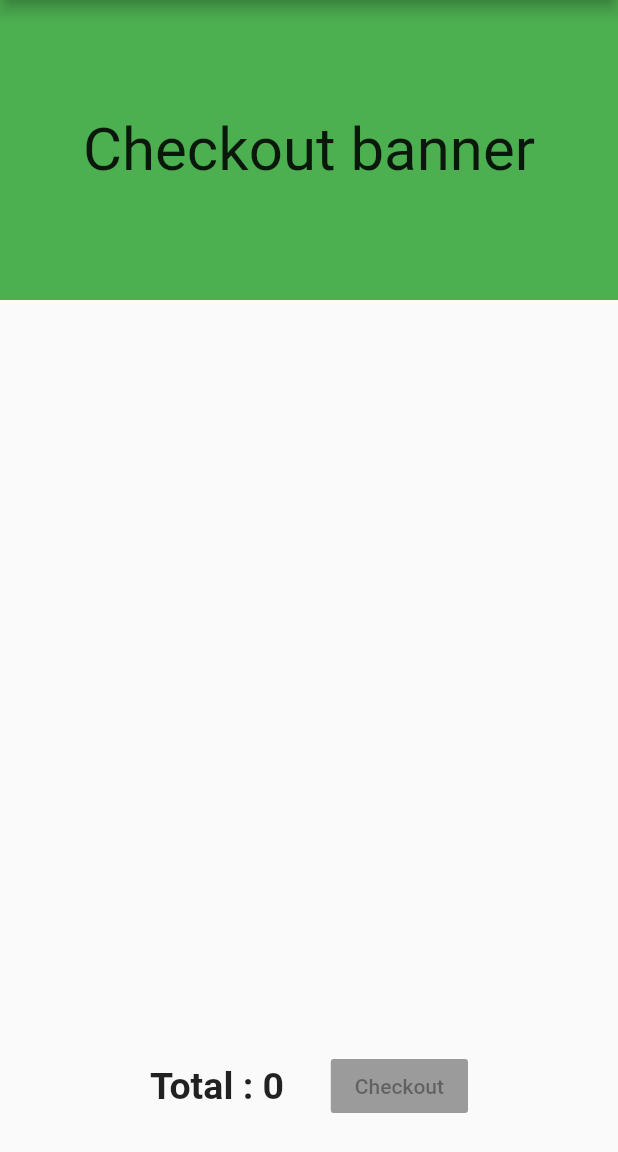
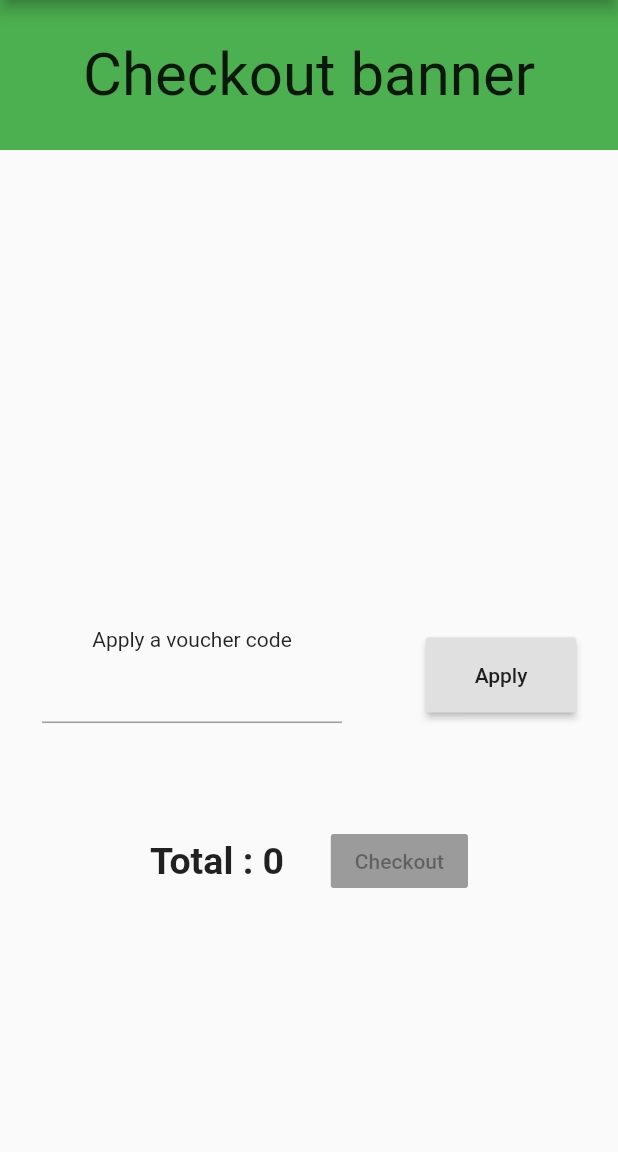
Before and after one commit to MMJ744/golden_shoe, a Flutter app: the Checkout screen opened directly with empty values, on a phone screen of 412 x 824 dp, the part 84-1236 px from its top. Run offline on Flutter 3.47's test engine with Material 2 defaults, Android fonts, the light colour scheme and no system bars; our stand-ins replace cloud_firestore, firebase_analytics, webview_flutter; accounts and stored records are empty.

Commit message:
Added vouchers to checkout

```diff
--- a/lib/Checkout.dart
+++ b/lib/Checkout.dart
@@ -31,14 +31,15 @@ class checkout extends State<Checkout> {
   HashMap<int,String> names = new HashMap();
   HashMap<int,int> prices = new HashMap();
 
+  int discount = 0;
   int cartTotal(){
     int total = 0;
     for(int i in cart){
       total+=prices[i];
     }
-    return total;
+    return total-discount;
   }
-
+  TextEditingController codeController = new TextEditingController();
   @override
   Widget build(BuildContext context) {
     try{
@@ -63,6 +64,23 @@ class checkout extends State<Checkout> {
       });
 
     });
+    void _applyCode() {
+      setState(() {
+        try{
+          if(codeController.text.substring(0,1)=='D'){
+            discount += int.parse(codeController.text.substring(1));
+            print("disount is now " + discount.toString());
+          }else {
+            print("invalid code *******************************************");
+          }
+        } catch (e) {
+          print("error in applying code");
+          print(codeController.text);
+          print(e.toString());
+        }
+      });
+    }
+
     return new Scaffold(
         appBar: AppBar(
           // Here we take the value from the MyHomePage object that was created by
@@ -124,14 +142,14 @@ class checkout extends State<Checkout> {
       body: Column(
         children: <Widget>[
           Container(
-            height: 200,
+            height: 100,
             width: MediaQuery.of(context).size.width,
             alignment: Alignment.center,
             child: Text("Checkout banner",style: TextStyle(fontSize: 40),),
             color: Colors.green,
           ),
           Container(
-            height: 500,
+            height: 250,
             alignment: Alignment.center,
             child: ListView.builder(itemCount: cart.length, itemBuilder: (context, index){
               String name = "";
@@ -168,6 +186,37 @@ class checkout extends State<Checkout> {
             }),
 
           ),
+          Container(
+            height: 200,
+            child: Row(
+              mainAxisAlignment: MainAxisAlignment.spaceAround,
+              children: <Widget>[
+                Container(
+                  height: 64,
+                  width: 200,
+                  alignment: Alignment.center,
+                  child: Column(
+                    children: <Widget>[
+                      Text("Apply a voucher code"),
+                      TextField(
+                        controller: codeController,
+                        textAlign: TextAlign.center,
+                      )
+                    ],
+
+                  ),
+                ),
+                Container(
+                  width: 100,
+                  height: 50,
+                child: RaisedButton(
+                  child: Text('Apply'),
+                  onPressed: () {_applyCode();},
+                ),
+                )
+              ],
+            ),
+          ),
           Row(
             mainAxisAlignment: MainAxisAlignment.center,
             crossAxisAlignment: CrossAxisAlignment.center,
```
